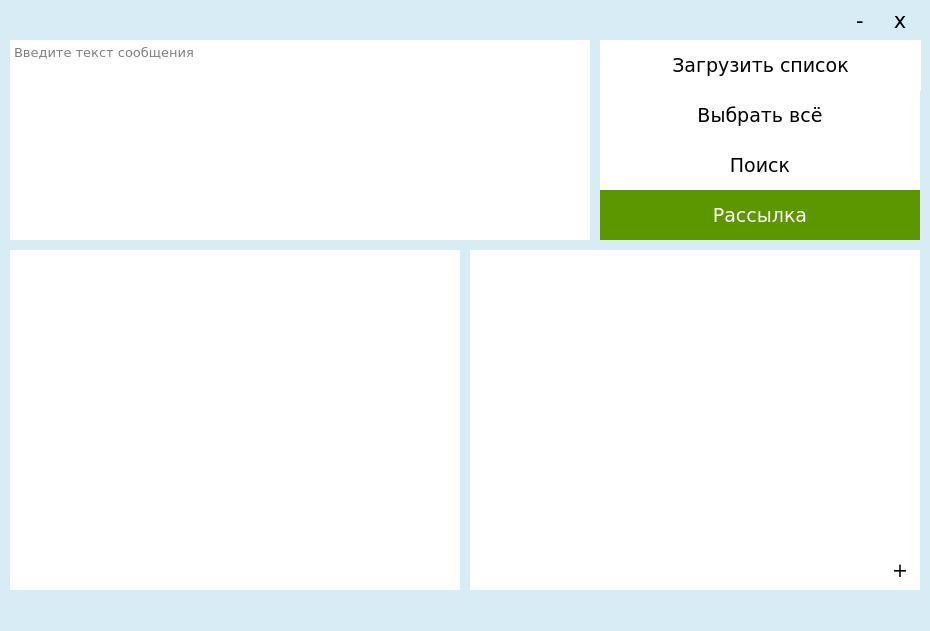
Qt form qtdesigner.ui (TarkvinAktus/python-standalone-vk-msg-sender-) before a commit.
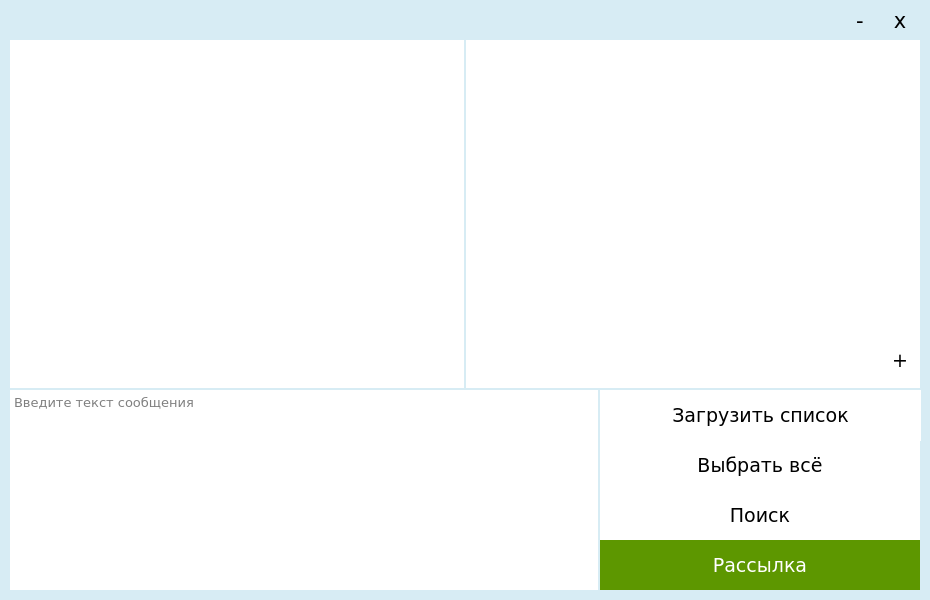
The same form after that commit.

Patch:
```diff
--- a/qtdesigner.ui
+++ b/qtdesigner.ui
@@ -13,7 +13,7 @@
     <x>0</x>
     <y>0</y>
     <width>930</width>
-    <height>631</height>
+    <height>600</height>
    </rect>
   </property>
   <property name="sizePolicy">
@@ -44,14 +44,23 @@
    <string notr="true">QWidget{
 	background-color:#d7ecf4;
 	border:none;outline: none;
+}
+QWidget::layout{
+	margin:0px;	
 }</string>
   </property>
   <widget class="QWidget" name="centralwidget">
+   <property name="enabled">
+    <bool>true</bool>
+   </property>
+   <property name="styleSheet">
+    <string notr="true"/>
+   </property>
    <widget class="QPushButton" name="sendButton">
     <property name="geometry">
      <rect>
       <x>600</x>
-      <y>190</y>
+      <y>540</y>
       <width>320</width>
       <height>50</height>
      </rect>
@@ -84,8 +93,8 @@
     <property name="geometry">
      <rect>
       <x>10</x>
-      <y>40</y>
-      <width>580</width>
+      <y>390</y>
+      <width>588</width>
       <height>200</height>
      </rect>
     </property>
@@ -111,9 +120,9 @@
     <property name="geometry">
      <rect>
       <x>10</x>
-      <y>250</y>
-      <width>450</width>
-      <height>340</height>
+      <y>40</y>
+      <width>454</width>
+      <height>348</height>
      </rect>
     </property>
     <property name="font">
@@ -146,17 +155,29 @@
     <property name="selectionMode">
      <enum>QAbstractItemView::SingleSelection</enum>
     </property>
+    <property name="iconSize">
+     <size>
+      <width>0</width>
+      <height>0</height>
+     </size>
+    </property>
     <property name="verticalScrollMode">
      <enum>QAbstractItemView::ScrollPerItem</enum>
     </property>
+    <property name="spacing">
+     <number>0</number>
+    </property>
+    <property name="batchSize">
+     <number>100</number>
+    </property>
    </widget>
    <widget class="QListWidget" name="sendListWidget">
     <property name="geometry">
      <rect>
-      <x>470</x>
-      <y>250</y>
-      <width>450</width>
-      <height>340</height>
+      <x>466</x>
+      <y>40</y>
+      <width>454</width>
+      <height>348</height>
      </rect>
     </property>
     <property name="font">
@@ -189,7 +210,7 @@
     <property name="geometry">
      <rect>
       <x>600</x>
-      <y>140</y>
+      <y>490</y>
       <width>320</width>
       <height>50</height>
      </rect>
@@ -217,7 +238,7 @@
     <property name="geometry">
      <rect>
       <x>600</x>
-      <y>90</y>
+      <y>440</y>
       <width>320</width>
       <height>50</height>
      </rect>
@@ -245,7 +266,7 @@
     <property name="geometry">
      <rect>
       <x>880</x>
-      <y>550</y>
+      <y>340</y>
       <width>40</width>
       <height>40</height>
      </rect>
@@ -282,7 +303,7 @@
     <property name="geometry">
      <rect>
       <x>600</x>
-      <y>40</y>
+      <y>390</y>
       <width>321</width>
       <height>51</height>
      </rect>
@@ -402,17 +423,6 @@
     </property>
    </widget>
   </widget>
-  <widget class="QMenuBar" name="menubar">
-   <property name="geometry">
-    <rect>
-     <x>0</x>
-     <y>0</y>
-     <width>930</width>
-     <height>21</height>
-    </rect>
-   </property>
-  </widget>
-  <widget class="QStatusBar" name="statusbar"/>
  </widget>
  <resources/>
  <connections/>
```
Left out of the diff: 6 changed lines with no effect on the pictures.
